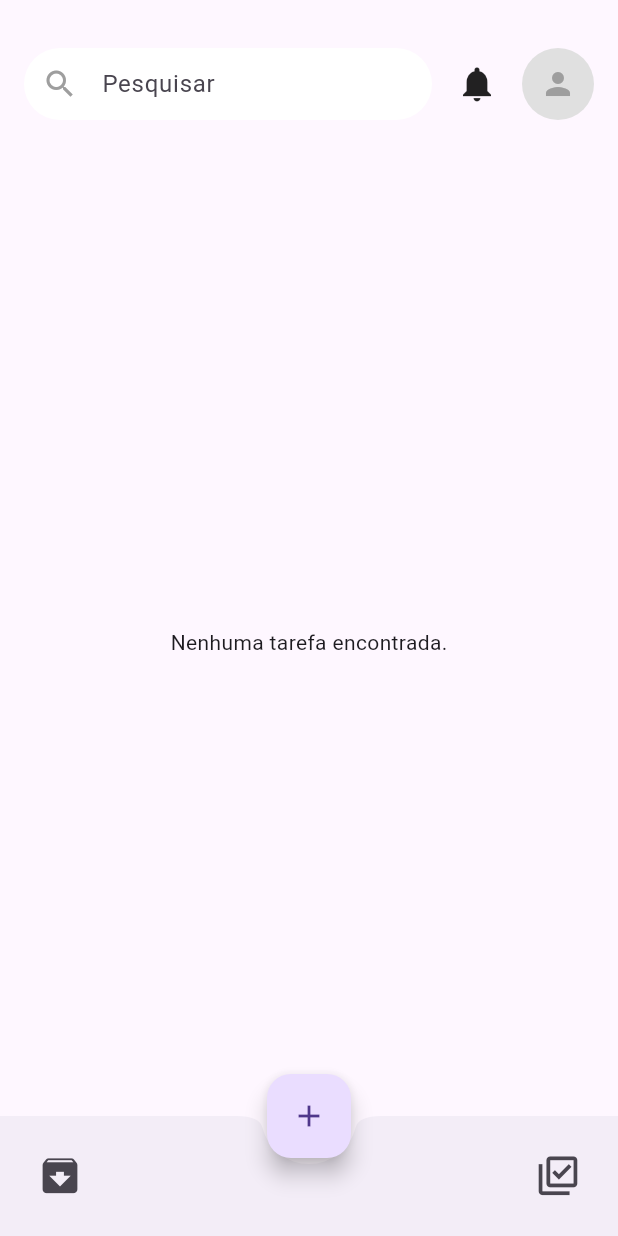
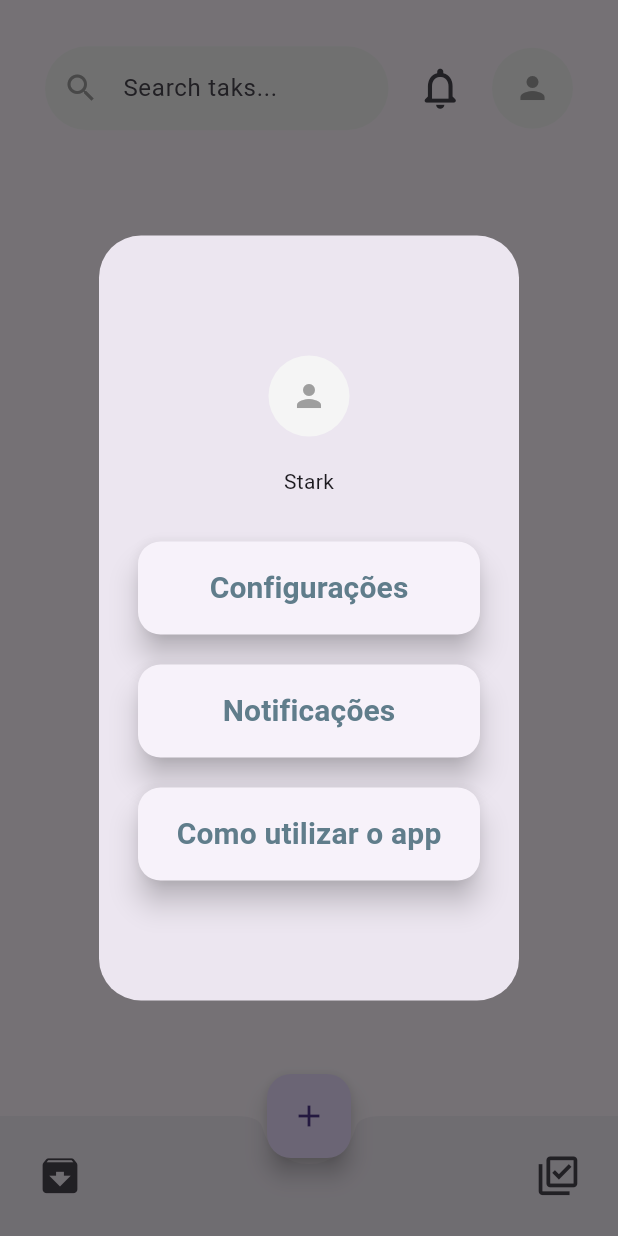
Before and after one commit to guilhermeSchiochet/To-do-list, a Flutter app: the screen it shows after launch, after a tap on the "person" icon, on a phone screen of 412 x 824 dp. Run offline on Flutter 3.47's test engine with Material 2 defaults, Android fonts, the phone set to English and light mode, and no system bars; our stand-ins replace flutter_slidable, sqflite; accounts and stored records are empty.

Commit message:
Modified and improved app bar, preparing for new features

```diff
--- a/to_do_list/lib/presentation/widgets/my_app_bar.dart
+++ b/to_do_list/lib/presentation/widgets/my_app_bar.dart
@@ -6,23 +6,23 @@ class MyAppBar extends StatelessWidget implements PreferredSizeWidget {
   const MyAppBar({Key? key, this.avatarImageUrl}) : super(key: key);
 
   @override
-  Size get preferredSize => const Size.fromHeight(kToolbarHeight * 2);
+  Size get preferredSize => const Size.fromHeight(kToolbarHeight * 2.1);
 
   @override
   Widget build(BuildContext context) {
     return Container(
       height: preferredSize.height,
       color: Theme.of(context).appBarTheme.backgroundColor,
-      padding: const EdgeInsets.symmetric(horizontal: 16),
+      padding: const EdgeInsets.symmetric(horizontal: 30),
       child: SafeArea(
         child: Row(
           mainAxisAlignment: MainAxisAlignment.spaceBetween,
           children: [
             _buildSearchTextField(),
-            const SizedBox(width: 16),
+            const SizedBox(width: 10),
             _buildNotificationIcon(),
-            const SizedBox(width: 16),
-            _buildAvatar(),
+            const SizedBox(width: 10),
+            _buildAvatar(context),
           ],
         ),
       ),
@@ -34,15 +34,18 @@ class MyAppBar extends StatelessWidget implements PreferredSizeWidget {
     return Expanded(
       child: TextField(
         decoration: InputDecoration(
-          hintText: 'Pesquisar',
           filled: true,
-          fillColor: Colors.white,
+          hintText: 'Search taks...',
+          fillColor: Colors.grey.shade100,
           prefixIcon: const Icon(Icons.search, color: Colors.grey),
           border: OutlineInputBorder(
             borderRadius: BorderRadius.circular(30),
             borderSide: BorderSide.none,
           ),
-          contentPadding: const EdgeInsets.symmetric(vertical: 12, horizontal: 24),
+          contentPadding: const EdgeInsets.symmetric(
+            vertical: 16,
+            horizontal: 24
+          ),
         ),
       ),
     );
@@ -50,18 +53,87 @@ class MyAppBar extends StatelessWidget implements PreferredSizeWidget {
 
   /// Cria um ícone de notificação.
   Widget _buildNotificationIcon() {
-    return const Icon(Icons.notifications, size: 28);
+    return IconButton(
+      onPressed: () {},
+      icon: const Icon(
+        Icons.notifications_none_rounded,
+        size: 33,
+      )
+    );
   }
 
-  /// Cria um widget de avatar com uma imagem de perfil ou um ícone padrão.
-  Widget _buildAvatar() {
+/// Cria um widget de avatar com uma imagem de perfil ou um ícone padrão.
+  Widget _buildAvatar(BuildContext context) {
     return GestureDetector(
-      onTap: () {},
-      child: CircleAvatar(
-        backgroundColor: Colors.grey.shade300,
-        backgroundImage: avatarImageUrl != null ? NetworkImage(avatarImageUrl!) : null,// Se avatarImageUrl for nulo, o CircleAvatar mostrará o ícone padrão definido abaixo
-        radius: 24,
-        child: avatarImageUrl == null ? const Icon(Icons.person, color: Colors.grey) : null,
+      onTap: () {
+        showDialog(
+          context: context,
+          builder: (BuildContext context) {
+            return AlertDialog(
+              contentPadding: const EdgeInsets.symmetric(vertical: 80.0),
+              content: Column(
+                crossAxisAlignment: CrossAxisAlignment.center,
+                mainAxisAlignment: MainAxisAlignment.center,
+                mainAxisSize: MainAxisSize.min,
+                children: [
+                  _circleAvatar,
+                  const SizedBox(height: 20),
+                  const Text('Stark'),
+                  const SizedBox(height: 30),
+                  _elevatedButton('Configurações', height: 30, width: 180),
+                  const SizedBox(height: 20),
+                  _elevatedButton('Notificações', height: 30, width: 180),
+                  const SizedBox(height: 20),
+                  _elevatedButton('Como utilizar o app', height: 30, width: 180),
+                ],
+              ),
+            );
+          },
+        );
+      },
+      child: _circleAvatar
+    );
+  }
+
+  Widget get _circleAvatar {
+    return CircleAvatar(
+      radius: 27,
+      backgroundColor: Colors.grey.shade100,
+      backgroundImage: avatarImageUrl != null ? NetworkImage(avatarImageUrl!) : null,
+      child: avatarImageUrl == null ? const Icon(Icons.person, color: Colors.grey) : null,
+    );
+  }
+
+  Widget _elevatedButton(String name, {required double width, required double height}) {
+    return ElevatedButton(
+      onPressed: () {},
+      style: ButtonStyle(
+        elevation: const MaterialStatePropertyAll(8.0),
+        shape: MaterialStatePropertyAll(
+          RoundedRectangleBorder(
+            borderRadius: BorderRadius.circular(15.0),
+          )
+        ),
+        padding: const MaterialStatePropertyAll(
+          EdgeInsets.symmetric(
+            horizontal: 24.0,
+            vertical: 16.0
+          )
+        ),
+      ),
+      child: SizedBox(
+        width: width,
+        height: height,
+        child: Center(
+          child: Text(
+            name,
+            style: const TextStyle(
+              color: Colors.blueGrey,
+              fontSize: 20.0,
+              fontWeight: FontWeight.bold,
+            ),
+          ),
+        ),
       ),
     );
   }
```
